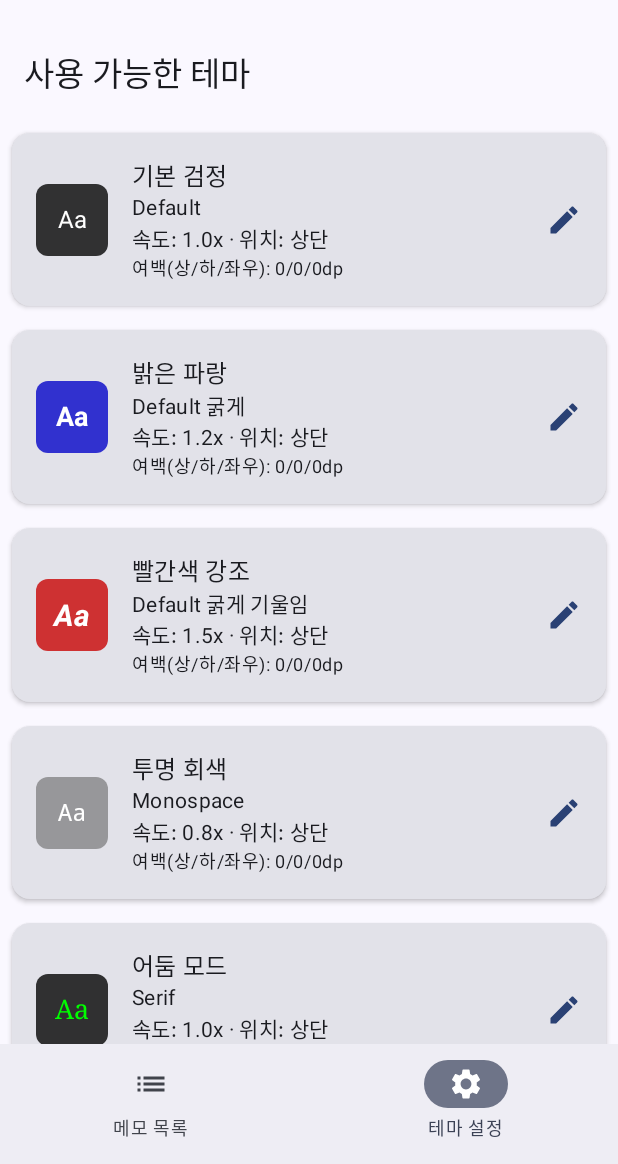
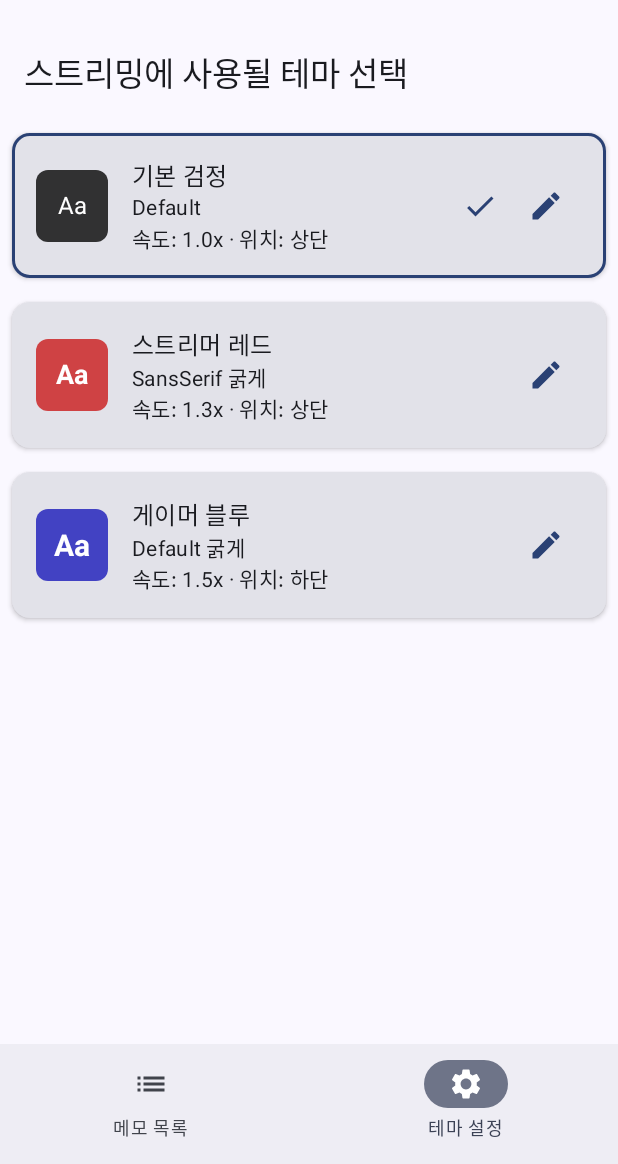
Before and after one commit to SonSungMin/SkynetProject, an Android app built with Jetpack Compose: the screen it shows after launch (MainActivity), item 2 of the bottom bar chosen, on a phone screen of 412 x 824 dp, the part 72-1236 px from its top. Run offline under Robolectric (Android 15) with nearby library versions, the phone set to English and light mode, and no system bars; our stand-ins replace AdMob, Room's generated code; 1 statement that could not run was skipped.

Commit message:
적용 테마 수정

```diff
--- a/streamnote/build.gradle.kts
+++ b/streamnote/build.gradle.kts
@@ -13,8 +13,8 @@ android {
         applicationId = "com.skynet.streamnote"
         minSdk = 24
         targetSdk = 34
-        versionCode = 1
-        versionName = "1.0"
+        versionCode = 2  // 버전 코드 증가
+        versionName = "1.1"  // 버전 이름 변경
 
         testInstrumentationRunner = "androidx.test.runner.AndroidJUnitRunner"
         vectorDrawables {
--- a/streamnote/src/main/java/com/skynet/streamnote/data/entity/Memo.kt
+++ b/streamnote/src/main/java/com/skynet/streamnote/data/entity/Memo.kt
@@ -10,7 +10,7 @@ data class Memo(
     val isActive: Boolean = true,
     val startDate: Long? = null,
     val endDate: Long? = null,
-    val themeId: Int = 0,
+    // themeId 필드 제거
     val createdAt: Long = System.currentTimeMillis(),
     val updatedAt: Long = System.currentTimeMillis()
 )
--- a/streamnote/src/main/java/com/skynet/streamnote/data/repository/ThemeRepository.kt
+++ b/streamnote/src/main/java/com/skynet/streamnote/data/repository/ThemeRepository.kt
@@ -7,6 +7,7 @@ import kotlinx.coroutines.flow.Flow
 import kotlinx.coroutines.flow.first
 
 class ThemeRepository(private val themeDao: ThemeDao) {
+
     fun getAllThemes(): Flow<List<Theme>> = themeDao.getAllThemes()
 
     fun getThemeById(themeId: Int): Flow<Theme?> = themeDao.getThemeById(themeId)
@@ -14,6 +15,14 @@ class ThemeRepository(private val themeDao: ThemeDao) {
     suspend fun insertTheme(theme: Theme): Long = themeDao.insertTheme(theme)
 
     suspend fun insertDefaultThemes() {
+        // 현재 테마 수를 확인
+        val currentThemes = themeDao.getAllThemes().first()
+
+        // 이미 테마가 있으면 종료
+        if (currentThemes.isNotEmpty()) {
+            return
+        }
+
         // 기본 테마들 추가
         val themes = listOf(
             Theme(
@@ -31,65 +40,65 @@ class ThemeRepository(private val themeDao: ThemeDao) {
                 marginHorizontal = 0
             ),
             Theme(
-                name = "밝은 파랑",
-                backgroundColor = Color.argb(200, 0, 0, 200),
+                name = "스트리머 레드",
+                backgroundColor = Color.argb(180, 200, 0, 0),
                 textColor = Color.WHITE,
                 textSize = 18f,
+                fontFamily = "SansSerif",
+                isBold = true,
+                isItalic = false,
+                scrollSpeed = 1.3f,
+                position = "TOP",
+                marginTop = 10,
+                marginBottom = 0,
+                marginHorizontal = 5
+            ),
+            Theme(
+                name = "게이머 블루",
+                backgroundColor = Color.argb(180, 0, 0, 180),
+                textColor = Color.WHITE,
+                textSize = 20f,
                 fontFamily = "Default",
                 isBold = true,
                 isItalic = false,
+                scrollSpeed = 1.5f,
+                position = "BOTTOM",
+                marginTop = 0,
+                marginBottom = 20,
+                marginHorizontal = 10
+            ),
+            Theme(
+                name = "형광 그린",
+                backgroundColor = Color.argb(160, 0, 0, 0),
+                textColor = Color.argb(255, 0, 255, 0),
+                textSize = 18f,
+                fontFamily = "Monospace",
+                isBold = false,
+                isItalic = false,
                 scrollSpeed = 1.2f,
                 position = "TOP",
-                marginTop = 0,
+                marginTop = 5,
                 marginBottom = 0,
                 marginHorizontal = 0
             ),
             Theme(
-                name = "빨간색 강조",
-                backgroundColor = Color.argb(200, 200, 0, 0),
-                textColor = Color.WHITE,
-                textSize = 20f,
-                fontFamily = "Default",
-                isBold = true,
-                isItalic = true,
-                scrollSpeed = 1.5f,
-                position = "TOP",
-                marginTop = 0,
-                marginBottom = 0,
-                marginHorizontal = 0
-            ),
-            Theme(
-                name = "투명 회색",
-                backgroundColor = Color.argb(150, 100, 100, 100),
-                textColor = Color.WHITE,
+                name = "깔끔한 화이트",
+                backgroundColor = Color.argb(180, 255, 255, 255),
+                textColor = Color.BLACK,
                 textSize = 16f,
-                fontFamily = "Monospace",
-                isBold = false,
-                isItalic = false,
-                scrollSpeed = 0.8f,
-                position = "TOP",
-                marginTop = 0,
-                marginBottom = 0,
-                marginHorizontal = 0
-            ),
-            Theme(
-                name = "어둠 모드",
-                backgroundColor = Color.argb(220, 20, 20, 20),
-                textColor = Color.argb(255, 0, 255, 0), // 녹색 텍스트
-                textSize = 18f,
                 fontFamily = "Serif",
                 isBold = false,
                 isItalic = false,
                 scrollSpeed = 1.0f,
-                position = "TOP",
+                position = "BOTTOM",
                 marginTop = 0,
-                marginBottom = 0,
-                marginHorizontal = 0
+                marginBottom = 10,
+                marginHorizontal = 10
             )
         )
 
-        themes.forEach { theme ->
-            insertTheme(theme)
+        for (theme in themes) {
+            val id = insertTheme(theme)
         }
     }
 
--- a/streamnote/src/main/java/com/skynet/streamnote/ui/MainActivity.kt
+++ b/streamnote/src/main/java/com/skynet/streamnote/ui/MainActivity.kt
@@ -1,9 +1,11 @@
 package com.skynet.streamnote.ui
 
 import android.content.Intent
+import android.graphics.Color
 import android.net.Uri
 import android.os.Bundle
 import android.provider.Settings
+import android.util.Log
 import androidx.activity.ComponentActivity
 import androidx.activity.compose.setContent
 import androidx.activity.result.contract.ActivityResultContracts
@@ -12,9 +14,16 @@ import androidx.compose.material3.MaterialTheme
 import androidx.compose.material3.Surface
 import androidx.compose.runtime.Composable
 import androidx.compose.ui.Modifier
+import androidx.lifecycle.lifecycleScope
+import com.google.android.gms.ads.MobileAds
+import com.skynet.streamnote.data.AppDatabase
+import com.skynet.streamnote.data.entity.Theme
 import com.skynet.streamnote.ui.screens.StreamNoteApp
 import com.skynet.streamnote.ui.theme.StreamNoteTheme
 import com.skynet.streamnote.ui.viewmodel.StreamNoteViewModel
+import kotlinx.coroutines.Dispatchers
+import kotlinx.coroutines.flow.first
+import kotlinx.coroutines.launch
 
 class MainActivity : ComponentActivity() {
     private val viewModel: StreamNoteViewModel by viewModels()
@@ -30,6 +39,73 @@ class MainActivity : ComponentActivity() {
 
     override fun onCreate(savedInstanceState: Bundle?) {
         super.onCreate(savedInstanceState)
+
+        // 데이터베이스 초기화 및 기본 테마 추가
+        val db = AppDatabase.getDatabase(this)
+        val themeDao = db.themeDao()
+
+        lifecycleScope.launch(Dispatchers.IO) {
+            val themeCount = themeDao.getAllThemes().first().size
+            Log.d("MainActivity", "테마 개수: $themeCount")
+
+            if (themeCount == 0) {
+                // 기본 테마 직접 추가
+                val theme1 = Theme(
+                    name = "기본 검정",
+                    backgroundColor = Color.argb(200, 0, 0, 0),
+                    textColor = Color.WHITE,
+                    textSize = 16f,
+                    fontFamily = "Default",
+                    isBold = false,
+                    isItalic = false,
+                    scrollSpeed = 1f,
+                    position = "TOP",
+                    marginTop = 0,
+                    marginBottom = 0,
+                    marginHorizontal = 0
+                )
+
+                val theme2 = Theme(
+                    name = "스트리머 레드",
+                    backgroundColor = Color.argb(180, 200, 0, 0),
+                    textColor = Color.WHITE,
+                    textSize = 18f,
+                    fontFamily = "SansSerif",
+                    isBold = true,
+                    isItalic = false,
+                    scrollSpeed = 1.3f,
+                    position = "TOP",
+                    marginTop = 10,
+                    marginBottom = 0,
+                    marginHorizontal = 5
+                )
+
+                val theme3 = Theme(
+                    name = "게이머 블루",
+                    backgroundColor = Color.argb(180, 0, 0, 180),
+                    textColor = Color.WHITE,
+                    textSize = 20f,
+                    fontFamily = "Default",
+                    isBold = true,
+                    isItalic = false,
+                    scrollSpeed = 1.5f,
+                    position = "BOTTOM",
+                    marginTop = 0,
+                    marginBottom = 20,
+                    marginHorizontal = 10
+                )
+
+                themeDao.insertTheme(theme1)
+                themeDao.insertTheme(theme2)
+                themeDao.insertTheme(theme3)
+
+                Log.d("MainActivity", "기본 테마 3개 추가 완료")
+            }
+        }
+
+        // AdMob 초기화
+        MobileAds.initialize(this) {}
+
         setContent {
             StreamNoteTheme {
                 Surface(color = MaterialTheme.colorScheme.background) {
--- /dev/null
+++ b/streamnote/src/main/java/com/skynet/streamnote/ui/components/BannerAdView.kt
@@ -0,0 +1,26 @@
+package com.skynet.streamnote.ui.components
+
+import androidx.compose.foundation.layout.fillMaxWidth
+import androidx.compose.runtime.Composable
+import androidx.compose.ui.Modifier
+import androidx.compose.ui.viewinterop.AndroidView
+import com.google.android.gms.ads.AdRequest
+import com.google.android.gms.ads.AdSize
+import com.google.android.gms.ads.AdView
+
+@Composable
+fun BannerAdView(modifier: Modifier = Modifier) {
+    AndroidView(
+        modifier = modifier.fillMaxWidth(),
+        factory = { context ->
+            AdView(context).apply {
+                setAdSize(AdSize.BANNER)
+                // 테스트 광고 단위 ID 사용 (실제 게시 시 변경 필요)
+                adUnitId = "ca-app-pub-3940256099942544/6300978111"
+
+                // 광고 로드
+                loadAd(AdRequest.Builder().build())
+            }
+        }
+    )
+}
--- a/streamnote/src/main/java/com/skynet/streamnote/ui/screens/MemoListScreen.kt
+++ b/streamnote/src/main/java/com/skynet/streamnote/ui/screens/MemoListScreen.kt
@@ -107,8 +107,7 @@ fun MemoListScreen(viewModel: StreamNoteViewModel, modifier: Modifier = Modifier
                     viewModel.updateMemo(memo)
                 }
                 showAddDialog = false
-            },
-            viewModel = viewModel
+            }
         )
     }
 }
--- a/streamnote/src/main/java/com/skynet/streamnote/ui/screens/StreamNoteApp.kt
+++ b/streamnote/src/main/java/com/skynet/streamnote/ui/screens/StreamNoteApp.kt
@@ -1,5 +1,6 @@
 package com.skynet.streamnote.ui.screens
 
+import androidx.compose.foundation.layout.Column
 import androidx.compose.foundation.layout.padding
 import androidx.compose.material.icons.Icons
 import androidx.compose.material.icons.filled.List
@@ -18,6 +19,7 @@ import androidx.compose.runtime.mutableStateOf
 import androidx.compose.runtime.remember
 import androidx.compose.runtime.setValue
 import androidx.compose.ui.Modifier
+import com.skynet.streamnote.ui.components.BannerAdView
 import com.skynet.streamnote.ui.viewmodel.StreamNoteViewModel
 
 @OptIn(ExperimentalMaterial3Api::class)
@@ -47,6 +49,11 @@ fun StreamNoteApp(viewModel: StreamNoteViewModel) {
             )
         },
         bottomBar = {
+            Column {
+                // 배너 광고 추가
+                BannerAdView()
+
+                // 기존 탭바
                 NavigationBar {
                     tabs.forEachIndexed { index, title ->
                         NavigationBarItem(
@@ -63,6 +70,7 @@ fun StreamNoteApp(viewModel: StreamNoteViewModel) {
                     }
                 }
             }
+        }
     ) { innerPadding ->
         when (selectedTab) {
             0 -> MemoListScreen(viewModel, Modifier.padding(innerPadding))
--- a/streamnote/src/main/java/com/skynet/streamnote/ui/screens/ThemeSettingsScreen.kt
+++ b/streamnote/src/main/java/com/skynet/streamnote/ui/screens/ThemeSettingsScreen.kt
@@ -1,33 +1,18 @@
-// com/skynet/streamnote/ui/screens/ThemeSettingsScreen.kt
 package com.skynet.streamnote.ui.screens
 
+import android.util.Log
+import androidx.compose.foundation.BorderStroke
 import androidx.compose.foundation.background
 import androidx.compose.foundation.clickable
-import androidx.compose.foundation.layout.Box
-import androidx.compose.foundation.layout.Column
-import androidx.compose.foundation.layout.Row
-import androidx.compose.foundation.layout.Spacer
-import androidx.compose.foundation.layout.fillMaxSize
-import androidx.compose.foundation.layout.fillMaxWidth
-import androidx.compose.foundation.layout.padding
-import androidx.compose.foundation.layout.size
-import androidx.compose.foundation.layout.width
+import androidx.compose.foundation.layout.*
 import androidx.compose.foundation.lazy.LazyColumn
 import androidx.compose.foundation.lazy.items
 import androidx.compose.foundation.shape.RoundedCornerShape
 import androidx.compose.material.icons.Icons
+import androidx.compose.material.icons.filled.Check
 import androidx.compose.material.icons.filled.Edit
-import androidx.compose.material3.Card
-import androidx.compose.material3.CardDefaults
-import androidx.compose.material3.Icon
-import androidx.compose.material3.MaterialTheme
-import androidx.compose.material3.Text
-import androidx.compose.runtime.Composable
-import androidx.compose.runtime.collectAsState
-import androidx.compose.runtime.getValue
-import androidx.compose.runtime.mutableStateOf
-import androidx.compose.runtime.remember
-import androidx.compose.runtime.setValue
+import androidx.compose.material3.*
+import androidx.compose.runtime.*
 import androidx.compose.ui.Alignment
 import androidx.compose.ui.Modifier
 import androidx.compose.ui.draw.clip
@@ -45,29 +30,50 @@ import com.skynet.streamnote.ui.viewmodel.StreamNoteViewModel
 @Composable
 fun ThemeSettingsScreen(viewModel: StreamNoteViewModel, modifier: Modifier = Modifier) {
     val themes by viewModel.allThemes.collectAsState(initial = emptyList())
+    val currentThemeId = remember { mutableStateOf(viewModel.getGlobalThemeId()) }
     var selectedTheme by remember { mutableStateOf<Theme?>(null) }
     var showEditDialog by remember { mutableStateOf(false) }
 
+    // 로그 추가
+    Log.d("ThemeSettingsScreen", "테마 개수: ${themes.size}")
+
     Column(modifier = modifier.fillMaxSize()) {
         Text(
-            text = "사용 가능한 테마",
+            text = "스트리밍에 사용될 테마 선택",
             style = MaterialTheme.typography.titleLarge,
             modifier = Modifier.padding(16.dp)
         )
 
         if (themes.isEmpty()) {
-            Text(
-                text = "사용 가능한 테마가 없습니다.",
+            Column(
                 modifier = Modifier
                     .fillMaxWidth()
-                    .padding(16.dp)
-            )
+                    .padding(16.dp),
+                horizontalAlignment = Alignment.CenterHorizontally
+            ) {
+                Text("사용 가능한 테마가 없습니다.")
+
+                Spacer(modifier = Modifier.height(16.dp))
+
+                Button(onClick = {
+                    // 수동으로 기본 테마 추가
+                    viewModel.insertDefaultThemes()
+                }) {
+                    Text("기본 테마 추가하기")
+                }
+            }
         } else {
             LazyColumn {
                 items(themes) { theme ->
                     ThemeSettingItem(
                         theme = theme,
+                        isSelected = theme.id == currentThemeId.value,
                         onClick = {
+                            // 전역 테마로 선택
+                            viewModel.saveGlobalThemeId(theme.id)
+                            currentThemeId.value = theme.id
+                        },
+                        onEditClick = {
                             selectedTheme = theme
                             showEditDialog = true
                         }
@@ -90,13 +96,19 @@ fun ThemeSettingsScreen(viewModel: StreamNoteViewModel, modifier: Modifier = Mod
 }
 
 @Composable
-fun ThemeSettingItem(theme: Theme, onClick: () -> Unit) {
+fun ThemeSettingItem(
+    theme: Theme,
+    isSelected: Boolean,
+    onClick: () -> Unit,
+    onEditClick: () -> Unit
+) {
     Card(
         modifier = Modifier
             .fillMaxWidth()
             .padding(8.dp)
             .clickable(onClick = onClick),
-        elevation = CardDefaults.cardElevation(defaultElevation = 2.dp)
+        elevation = CardDefaults.cardElevation(defaultElevation = 2.dp),
+        border = if(isSelected) BorderStroke(2.dp, MaterialTheme.colorScheme.primary) else null
     ) {
         Row(
             modifier = Modifier
@@ -104,6 +116,7 @@ fun ThemeSettingItem(theme: Theme, onClick: () -> Unit) {
                 .padding(16.dp),
             verticalAlignment = Alignment.CenterVertically
         ) {
+            // 테마 색상 미리보기
             Box(
                 modifier = Modifier
                     .size(48.dp)
@@ -139,7 +152,8 @@ fun ThemeSettingItem(theme: Theme, onClick: () -> Unit) {
 
             Spacer(modifier = Modifier.width(16.dp))
 
-            Column {
+            // 테마 정보
+            Column(modifier = Modifier.weight(1f)) {
                 Text(
                     text = theme.name,
                     style = MaterialTheme.typography.titleMedium
@@ -154,20 +168,27 @@ fun ThemeSettingItem(theme: Theme, onClick: () -> Unit) {
                     text = "속도: ${theme.scrollSpeed}x · 위치: ${if(theme.position == "TOP") "상단" else "하단"}",
                     style = MaterialTheme.typography.bodyMedium
                 )
+            }
 
-                Text(
-                    text = "여백(상/하/좌우): ${theme.marginTop}/${theme.marginBottom}/${theme.marginHorizontal}dp",
-                    style = MaterialTheme.typography.bodySmall
+            // 선택 표시
+            if (isSelected) {
+                Icon(
+                    imageVector = Icons.Default.Check,
+                    contentDescription = "선택됨",
+                    tint = MaterialTheme.colorScheme.primary
+                )
+
+                Spacer(modifier = Modifier.width(8.dp))
+            }
+
+            // 편집 버튼
+            IconButton(onClick = onEditClick) {
+                Icon(
+                    imageVector = Icons.Default.Edit,
+                    contentDescription = "테마 편집",
+                    tint = MaterialTheme.colorScheme.primary
                 )
             }
-
-            Spacer(modifier = Modifier.weight(1f))
-
-            Icon(
-                imageVector = Icons.Default.Edit,
-                contentDescription = "테마 편집",
-                tint = MaterialTheme.colorScheme.primary
-            )
         }
     }
 }
--- a/streamnote/src/main/java/com/skynet/streamnote/ui/viewmodel/StreamNoteViewModel.kt
+++ b/streamnote/src/main/java/com/skynet/streamnote/ui/viewmodel/StreamNoteViewModel.kt
@@ -1,6 +1,7 @@
 package com.skynet.streamnote.ui.viewmodel
 
 import android.app.Application
+import android.content.Context
 import android.content.Intent
 import android.os.Build
 import android.provider.Settings
@@ -31,10 +32,14 @@ class StreamNoteViewModel(application: Application) : AndroidViewModel(applicati
         allMemos = memoRepository.getAllMemos()
         allThemes = themeRepository.getAllThemes()
 
-        // 앱 초기 실행 시 기본 테마 생성
+        // 앱 초기 실행 시 기본 테마 생성 - 비동기 로직 수정
         viewModelScope.launch {
-            if (allThemes.first().isEmpty()) {
+            val themes = allThemes.first()
+            if (themes.isEmpty()) {
                 themeRepository.insertDefaultThemes()
+                // 로그 추가
+                val themesAfterInsert = themeRepository.getAllThemes().first()
+            } else {
             }
         }
     }
@@ -89,4 +94,30 @@ class StreamNoteViewModel(application: Application) : AndroidViewModel(applicati
     fun hasOverlayPermission(): Boolean {
         return Settings.canDrawOverlays(getApplication())
     }
+
+    // 전역 테마 ID 저장 함수
+    fun saveGlobalThemeId(themeId: Int) {
+        val context = getApplication<Application>()
+        val sharedPrefs = context.getSharedPreferences("streamnote_preferences", Context.MODE_PRIVATE)
+        sharedPrefs.edit().putInt("global_theme_id", themeId).apply()
+
+        // 서비스에 테마 변경 알림
+        val intent = Intent(context, MemoOverlayService::class.java).apply {
+            action = MemoOverlayService.ACTION_UPDATE_THEME
+            putExtra(MemoOverlayService.EXTRA_THEME_ID, themeId)
+        }
+        context.startService(intent)
+    }
+
+    // 저장된 전역 테마 ID 가져오기
+    fun getGlobalThemeId(): Int {
+        val context = getApplication<Application>()
+        val sharedPrefs = context.getSharedPreferences("streamnote_preferences", Context.MODE_PRIVATE)
+        return sharedPrefs.getInt("global_theme_id", 1) // 기본값 1 (첫 번째 테마)
+    }
+
+    // 기본 테마 수동 추가 함수
+    fun insertDefaultThemes() = viewModelScope.launch {
+        themeRepository.insertDefaultThemes()
+    }
 }
```
Also changed, not shown: streamnote/src/main/java/com/skynet/streamnote/data/AppDatabase.kt (+66 -1 lines), streamnote/src/main/java/com/skynet/streamnote/service/MemoOverlayService .kt (+26 -6 lines), streamnote/src/main/java/com/skynet/streamnote/ui/components/MemoDialog.kt (+50 -77 lines). Lines whose indentation alone changed are shown as unchanged.
